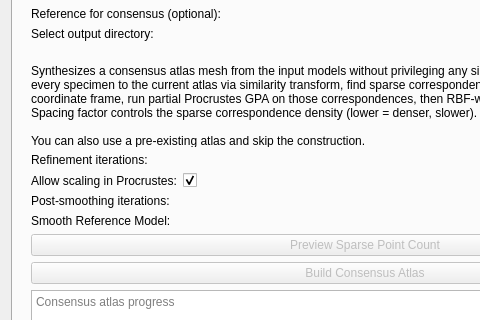
Before: the Qt Designer form ALPACA/Resources/UI/ALPACA.ui in SlicerMorph/SlicerMorph, drawn with Qt 5; both pictures show x 0 to 480 and y 89 to 409 of the 730 by 1198 pixel window.
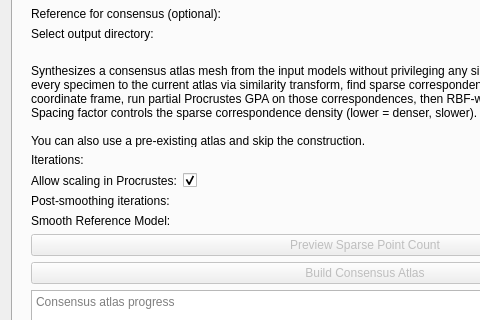
After: the same form once the commit is applied. The open tabs and pages were chosen to show the change. Custom widgets are drawn as their Qt base class.

Commit message:
UI: rename 'Refinement iterations' to 'Iterations', default 2→3
3 loop iterations + 1 final pass = 4 total warps; data confirms 3
is sufficient for convergence. Tooltip updated to clarify the final
pass is always applied on top of the user-visible count.

Diff of the .ui file:
```diff
--- a/ALPACA/Resources/UI/ALPACA.ui
+++ b/ALPACA/Resources/UI/ALPACA.ui
@@ -1156,7 +1156,7 @@
           <item row="2" column="0">
            <widget class="QLabel" name="consensusIterationsLabel">
             <property name="text">
-             <string>Refinement iterations:</string>
+             <string>Iterations:</string>
             </property>
            </widget>
           </item>
```
Left out of the diff: 4 changed lines with no effect on the pictures.
